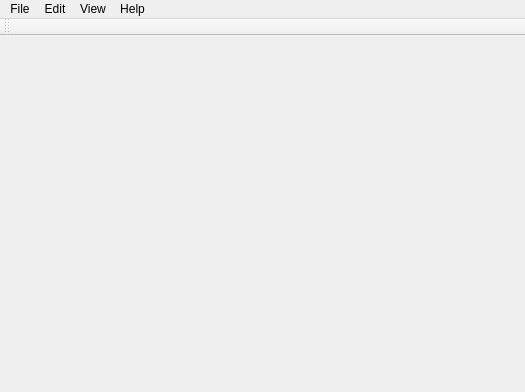
The window that mainwindow.ui (yaozixuan/BrainLine) describes before a commit, drawn with Qt 5; both pictures show x 0 to 525 and y 0 to 392 of the 1109 by 808 pixel window.
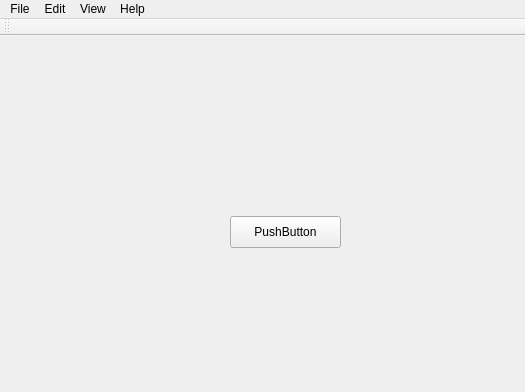
The same window after the commit.

Diff of the .ui file:
```diff
--- a/mainwindow.ui
+++ b/mainwindow.ui
@@ -13,7 +13,21 @@
   <property name="windowTitle">
    <string>MainWindow</string>
   </property>
-  <widget class="QWidget" name="centralWidget"/>
+  <widget class="QWidget" name="centralWidget">
+   <widget class="QPushButton" name="pushButton">
+    <property name="geometry">
+     <rect>
+      <x>230</x>
+      <y>180</y>
+      <width>111</width>
+      <height>32</height>
+     </rect>
+    </property>
+    <property name="text">
+     <string>PushButton</string>
+    </property>
+   </widget>
+  </widget>
   <widget class="QMenuBar" name="menuBar">
    <property name="geometry">
     <rect>
```
Left out of the diff: 2 changed lines with no effect on the pictures.
